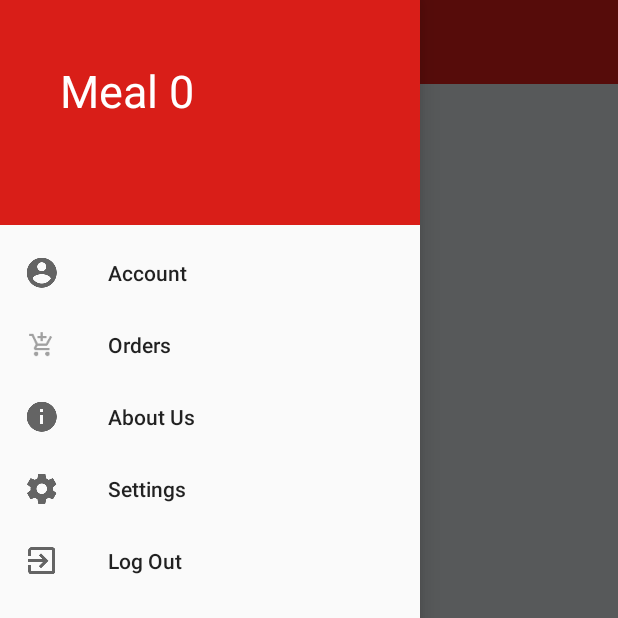
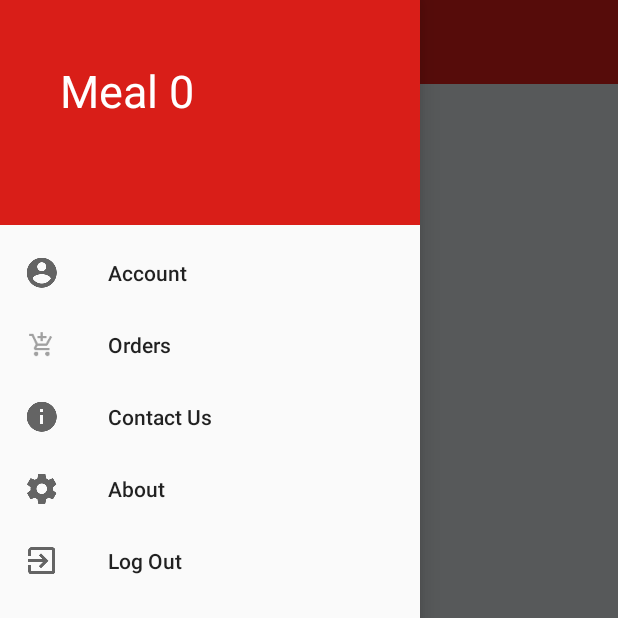
Before and after one commit to roshankrishnan7/android-app-mealo, an Android app: the screen it shows after launch (MainActivity), with the side drawer open, on a phone screen of 412 x 824 dp, the top half of it. Run offline under Robolectric (Android 15) with nearby library versions, the phone set to English and light mode, and no system bars; libraries missing offline, so code that uses them is left out: com.makeramen.roundedimageview; 4 statements that could not run were skipped.

Commit message:
[roshan] adds animation to list view

```diff
--- a/app/src/main/java/rkthi3/mealo/ItemAdapter.java
+++ b/app/src/main/java/rkthi3/mealo/ItemAdapter.java
@@ -8,6 +8,8 @@ import android.content.Context;
 import android.view.LayoutInflater;
 import android.view.View;
 import android.view.ViewGroup;
+import android.view.animation.Animation;
+import android.view.animation.AnimationUtils;
 import android.widget.ArrayAdapter;
 import android.widget.ImageView;
 import android.widget.TextView;
@@ -25,8 +27,10 @@ import rkthi3.mealo.models.MenuItem;
  */
 
 public class ItemAdapter extends ArrayAdapter<MenuItem> {
+    boolean[] animationStates;
     public ItemAdapter(Context context, ArrayList<MenuItem> menuItem) {
         super(context, 0, menuItem);
+        animationStates = new boolean[menuItem.size()];
     }
 
     @Override
@@ -45,7 +49,14 @@ public class ItemAdapter extends ArrayAdapter<MenuItem> {
         tvName.setText(menuItem.getName());
         tvPrc.setText("Price: $"+String.valueOf(menuItem.getPrice()));
 
+        //Animate the loading of items in list
+        Animation animation = AnimationUtils.loadAnimation(getContext(),android.R.anim.fade_in);
+        animation.setStartOffset(position * 150);
+        convertView.startAnimation(animation);
+
         //itemImage.image
+
+
         // Return the completed view to render on screen
         return convertView;
     }
--- a/app/src/main/java/rkthi3/mealo/MainActivity.java
+++ b/app/src/main/java/rkthi3/mealo/MainActivity.java
@@ -50,6 +50,7 @@ implements NavigationView.OnNavigationItemSelectedListener {
     private EditText ip ;
     private ItemAdapter adapter;
 
+
     /*commented for base*/
     private DrawerLayout mDrawerLayout;
     private ActionBarDrawerToggle mToggle;
@@ -76,6 +77,11 @@ implements NavigationView.OnNavigationItemSelectedListener {
 
         NavigationView navigationView = (NavigationView) findViewById(R.id.nav_view);
         navigationView.setNavigationItemSelectedListener(this);
+
+        TextView headerView = (TextView) findViewById(R.id.navHeader);
+
+
+       // TextView
 
         /*commented for base*/
         mToolBar = (Toolbar) findViewById(R.id.nav_action_bar);
@@ -118,9 +124,25 @@ implements NavigationView.OnNavigationItemSelectedListener {
             }
         });
 
+        View header_View =navigationView.getHeaderView(0);
+        header_View.setOnClickListener(new View.OnClickListener(){
+            @Override
+            public void onClick(View v){
+               // Toast.makeText(getBaseContext(), "HOME",Toast.LENGTH_LONG).show();
+                Intent mainIntent = new Intent(getApplicationContext(), MainActivity.class);
 
+                startActivity(mainIntent);
 
+            }
+        });
 
+      /*  headerView.setOnClickListener(new View.OnClickListener(){
+            @Override
+            public void onClick(View v){
+                Toast.makeText(getBaseContext(), "HOME",Toast.LENGTH_LONG).show();
+            }
+        });
+*/
 
     }
 
@@ -153,7 +175,7 @@ implements NavigationView.OnNavigationItemSelectedListener {
             case R.id.nav_account:
                 Toast.makeText(this, "Account", Toast.LENGTH_SHORT).show();
                 break;
-            case R.id.nav_aboutUs:
+            case R.id.nav_contactUs:
                 //Toast.makeText(this, "About Us", Toast.LENGTH_SHORT).show();
                 AboutUsFragment aboutUsFragment = new AboutUsFragment();
                 FragmentManager manager = getSupportFragmentManager();
@@ -162,8 +184,8 @@ implements NavigationView.OnNavigationItemSelectedListener {
             case R.id.nav_orders:
                 Toast.makeText(this, "Orders", Toast.LENGTH_SHORT).show();
                 break;
-            case R.id.nav_settings:
-                Toast.makeText(this, "Settings", Toast.LENGTH_SHORT).show();
+            case R.id.nav_About:
+                Toast.makeText(this, "About", Toast.LENGTH_SHORT).show();
                 break;
             case R.id.nav_logout:
                 Toast.makeText(this, "Log Out", Toast.LENGTH_SHORT).show();
@@ -210,7 +232,8 @@ implements NavigationView.OnNavigationItemSelectedListener {
             super.onPreExecute();
 
             pd = new ProgressDialog(MainActivity.this);
-            pd.setMessage("Please wait");
+            pd.setProgressStyle(ProgressDialog.STYLE_SPINNER);
+            pd.setMessage("Delicious Food Loading..");
             pd.setCancelable(false);
             pd.show();
         }
@@ -311,7 +334,7 @@ implements NavigationView.OnNavigationItemSelectedListener {
                 cListView.setAdapter(adapter);
 
                     String name = jObject.getString("Item");
-                    System.out.print("hi " +name);
+                    //System.out.print("hi " +name);
                     //String tab1_text = jObject.getString("tab1_text");
                     //int price = jObject.getInt("active");
               //  txtJson.setText(name);
--- /dev/null
+++ b/app/src/main/res/anim/fade_in.xml
@@ -0,0 +1,8 @@
+<set
+    xmlns:android="http://schemas.android.com/apk/res/android"
+    android:fillAfter="true">
+    <alpha
+        android:duration="1000"
+        android:fromAlpha="0.0"
+        android:toAlpha="1.0"/>
+</set>
--- a/app/src/main/res/layout/navigation_header.xml
+++ b/app/src/main/res/layout/navigation_header.xml
@@ -7,7 +7,7 @@
     android:paddingLeft="20dp">
 
     <TextView
-        android:id="@+id/textView"
+        android:id="@+id/navHeader"
         android:layout_width="wrap_content"
         android:layout_height="wrap_content"
         android:layout_alignParentStart="true"
@@ -16,5 +16,6 @@
         android:layout_marginTop="20dp"
         android:textColor="#FFFFFF"
         android:textSize="30sp"
+        android:clickable="true"
         android:text="Meal 0" />
 </RelativeLayout>
--- a/app/src/main/res/menu/navigation_menu.xml
+++ b/app/src/main/res/menu/navigation_menu.xml
@@ -7,13 +7,13 @@
     <item android:id="@+id/nav_orders"
         android:icon="@drawable/ic_add_shopping_cart"
         android:title="Orders"/>
-    <item android:id="@+id/nav_aboutUs"
+    <item android:id="@+id/nav_contactUs"
         android:icon="@mipmap/ic_info_black_24dp"
-        android:title="About Us"/>
+        android:title="Contact Us"/>
     </group>
-    <item android:id="@+id/nav_settings"
+    <item android:id="@+id/nav_About"
         android:icon="@mipmap/ic_settings_black_24dp"
-        android:title="Settings"/>
+        android:title="About"/>
     <item android:id="@+id/nav_logout"
         android:icon="@mipmap/ic_exit_to_app_black_24dp"
         android:title="Log Out"/>
```
